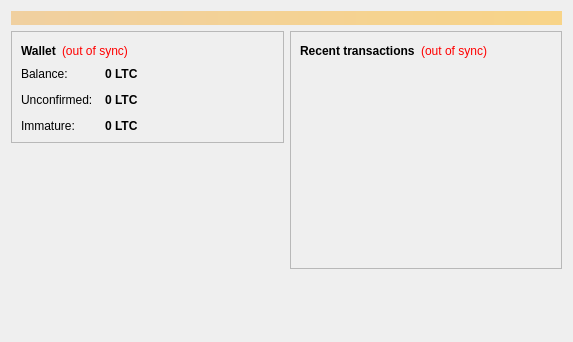
bumbacoin/bumbacoin-source, file src/qt/forms/overviewpage.ui: the form before one commit.
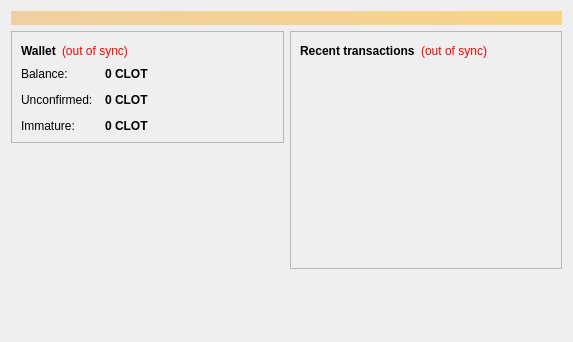
The form after the commit. Icons and pictures are not drawn.

Patch:
```diff
--- a/src/qt/forms/overviewpage.ui
+++ b/src/qt/forms/overviewpage.ui
@@ -122,7 +122,7 @@
                <string>Your current balance</string>
               </property>
               <property name="text">
-               <string notr="true">0 LTC</string>
+               <string notr="true">0 CLOT</string>
               </property>
               <property name="textInteractionFlags">
                <set>Qt::LinksAccessibleByMouse|Qt::TextSelectableByKeyboard|Qt::TextSelectableByMouse</set>
@@ -151,7 +151,7 @@
                <string>Total of transactions that have yet to be confirmed, and do not yet count toward the current balance</string>
               </property>
               <property name="text">
-               <string notr="true">0 LTC</string>
+               <string notr="true">0 CLOT</string>
               </property>
               <property name="textInteractionFlags">
                <set>Qt::LinksAccessibleByMouse|Qt::TextSelectableByKeyboard|Qt::TextSelectableByMouse</set>
@@ -177,7 +177,7 @@
                <string>Mined balance that has not yet matured</string>
               </property>
               <property name="text">
-               <string notr="true">0 LTC</string>
+               <string notr="true">0 CLOT</string>
               </property>
               <property name="textInteractionFlags">
                <set>Qt::LinksAccessibleByMouse|Qt::TextSelectableByKeyboard|Qt::TextSelectableByMouse</set>
```
Left out of the diff: 23 changed lines with no effect on the pictures.
